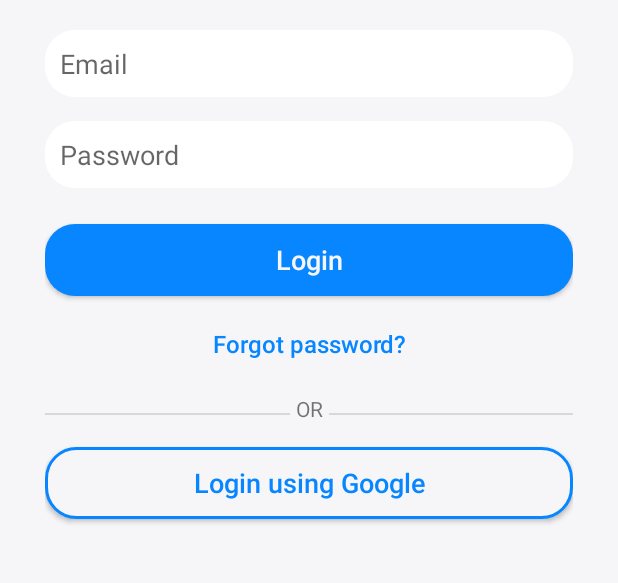
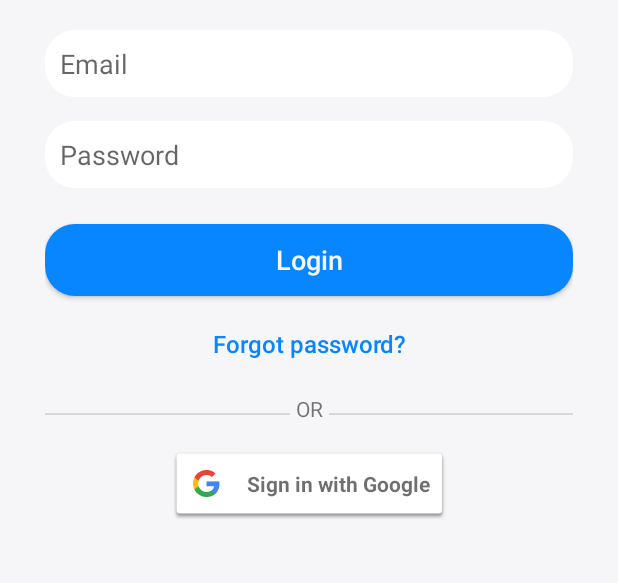
Before and after one commit to YekaterinaB/PillerMobile, an Android app: the screen it shows after launch (LoginActivity), after a tap on "Login", on a phone screen of 412 x 824 dp, the part 434-1017 px from its top. Run offline under Robolectric (Android 15) with nearby library versions, the phone set to English and light mode, and no system bars; our stand-ins replace RxJava; Roboto replaces fonts that are not available here.

Commit message:
login google

```diff
--- a/app/build.gradle
+++ b/app/build.gradle
@@ -117,4 +117,8 @@ dependencies {
 
     //  Switch
     implementation 'lib.kingja.switchbutton:switchbutton:1.1.8'
+
+    //google
+    implementation 'com.google.android.gms:play-services-auth:19.0.0'
+
 }
--- a/app/src/main/java/com/example/piller/fragments/LoginFragments/LoginFragment.kt
+++ b/app/src/main/java/com/example/piller/fragments/LoginFragments/LoginFragment.kt
@@ -1,6 +1,8 @@
 package com.example.piller.fragments.LoginFragments
 
 import android.app.AlertDialog
+import android.content.Intent
+import android.net.Uri
 import android.os.Bundle
 import android.view.LayoutInflater
 import android.view.View
@@ -12,16 +14,28 @@ import com.example.piller.R
 import com.example.piller.SnackBar
 import com.example.piller.activities.LoginActivity
 import com.example.piller.viewModels.LoginActivityViewModel
+import com.google.android.gms.auth.api.signin.GoogleSignIn
+import com.google.android.gms.auth.api.signin.GoogleSignInAccount
+import com.google.android.gms.auth.api.signin.GoogleSignInClient
+import com.google.android.gms.auth.api.signin.GoogleSignInOptions
+import com.google.android.gms.common.SignInButton
+import com.google.android.gms.common.api.ApiException
+import com.google.android.gms.tasks.Task
 import kotlinx.android.synthetic.main.login_layout.view.*
 
+
+const val RC_SIGN_IN = 123
 class LoginFragment : Fragment() {
     private lateinit var _fragmentView: View
     private lateinit var _loginButton: Button
     private lateinit var _emailEdt: EditText
     private lateinit var _passwordEdt: EditText
     lateinit var _loadingScreen: RelativeLayout
+    private lateinit var _signInButton:SignInButton
+    private lateinit var _mGoogleSignInClient:GoogleSignInClient
 
     private val _viewModel: LoginActivityViewModel by activityViewModels()
+
 
     override fun onCreateView(
         inflater: LayoutInflater,
@@ -32,23 +46,86 @@ class LoginFragment : Fragment() {
         _loadingScreen = (activity as LoginActivity)._loadingScreen
         initView()
         setClickListeners()
+        googleLogin()
 
         return _fragmentView
+    }
+
+    private fun googleLogin(){
+        // Configure sign-in to request the user's ID, email address, and basic
+        // profile. ID and basic profile are included in DEFAULT_SIGN_IN.
+        val gso = GoogleSignInOptions.Builder(GoogleSignInOptions.DEFAULT_SIGN_IN)
+            .requestEmail()
+            .build()
+
+        _mGoogleSignInClient = GoogleSignIn.getClient(requireContext(), gso)
+
+        val account = GoogleSignIn.getLastSignedInAccount(activity)
+        updateUI(account)
+    }
+
+    private fun updateUI(account: GoogleSignInAccount?){
+        if(account != null){
+            val personName = account.displayName
+            val personGivenName = account.givenName
+            val personFamilyName = account.familyName
+            val personEmail = account.email
+            val personId = account.id
+
+        }else{
+            // show login
+        }
+
+    }
+
+    override fun onActivityResult(requestCode: Int, resultCode: Int, data: Intent?) {
+        super.onActivityResult(requestCode, resultCode, data)
+
+        // Result returned from launching the Intent from GoogleSignInClient.getSignInIntent(...);
+        if (requestCode == RC_SIGN_IN) {
+            // The Task returned from this call is always completed, no need to attach
+            // a listener.
+            val task = GoogleSignIn.getSignedInAccountFromIntent(data)
+            handleSignInResult(task)
+        }
+    }
+
+    private fun handleSignInResult(completedTask: Task<GoogleSignInAccount>) {
+        try {
+            val account = completedTask.getResult(ApiException::class.java)
+            // Signed in successfully, show authenticated UI.
+            updateUI(account)
+        } catch (e: ApiException) {
+            // The ApiException status code indicates the detailed failure reason.
+            // Please refer to the GoogleSignInStatusCodes class reference for more information.
+            //Log.w(TAG, "signInResult:failed code=" + e.statusCode)
+            updateUI(null)
+        }
     }
 
     private fun initView() {
         _loginButton = _fragmentView.findViewById<View>(R.id.login_button_login_screen) as Button
         _emailEdt = _fragmentView.findViewById<View>(R.id.edt_email_login) as EditText
         _passwordEdt = _fragmentView.findViewById<View>(R.id.edt_password_login) as EditText
+
+        // Set the dimensions of the sign-in button.
+        // Set the dimensions of the sign-in button.
+        _signInButton = _fragmentView.findViewById(R.id.sign_in_button)
+        _signInButton.setSize(SignInButton.SIZE_WIDE)
     }
 
     private fun setClickListeners() {
-        _fragmentView.login_button_login_screen.setOnClickListener {
+        _fragmentView.findViewById<Button>(R.id.login_button_login_screen).setOnClickListener {
             loginButtonListener()
         }
 
-        _fragmentView.login_reset_password.setOnClickListener {
+        _fragmentView.findViewById<TextView>(R.id.login_reset_password).setOnClickListener {
             forgotPassword()
+        }
+
+        _signInButton.setOnClickListener{
+            val signInIntent: Intent = _mGoogleSignInClient.signInIntent
+            startActivityForResult(signInIntent, RC_SIGN_IN)
         }
     }
 
--- a/app/src/main/res/layout/login_layout.xml
+++ b/app/src/main/res/layout/login_layout.xml
@@ -68,22 +68,31 @@
         app:layout_constraintTop_toBottomOf="@+id/login_button_login_screen"
         app:layout_constraintVertical_bias="0.0" />
 
-    <Button
-        android:id="@+id/login_with_google"
-        android:layout_width="0dp"
+    <com.google.android.gms.common.SignInButton
+        android:id="@+id/sign_in_button"
+        android:layout_width="wrap_content"
         android:layout_height="wrap_content"
         android:layout_marginTop="12dp"
-        android:background="@drawable/rounded_shape_primary_color_edge"
-        android:fontFamily="sans-serif-medium"
-        android:text="Login using Google"
-        android:textAllCaps="false"
-        android:textColor="@color/colorPrimary"
-        android:textSize="18sp"
-        android:textStyle="normal"
         app:layout_constraintEnd_toEndOf="parent"
-        app:layout_constraintHorizontal_bias="0.0"
         app:layout_constraintStart_toStartOf="parent"
-        app:layout_constraintTop_toBottomOf="@+id/or_text_view" />
+        app:layout_constraintTop_toBottomOf="@+id/or_text_view"/>
+
+<!--    <Button-->
+<!--        android:id="@+id/login_with_google"-->
+<!--        android:layout_width="0dp"-->
+<!--        android:layout_height="wrap_content"-->
+<!--        android:layout_marginTop="12dp"-->
+<!--        android:background="@drawable/rounded_shape_primary_color_edge"-->
+<!--        android:fontFamily="sans-serif-medium"-->
+<!--        android:text="Login using Google"-->
+<!--        android:textAllCaps="false"-->
+<!--        android:textColor="@color/colorPrimary"-->
+<!--        android:textSize="18sp"-->
+<!--        android:textStyle="normal"-->
+<!--        app:layout_constraintEnd_toEndOf="parent"-->
+<!--        app:layout_constraintHorizontal_bias="0.0"-->
+<!--        app:layout_constraintStart_toStartOf="parent"-->
+<!--        app:layout_constraintTop_toBottomOf="@+id/or_text_view" />-->
 
 
     <TextView
@@ -102,7 +111,7 @@
         android:id="@+id/or_line_left"
         style="@style/Divider.Horizontal"
         android:layout_width="0dp"
-        app:layout_constraintBottom_toTopOf="@+id/login_with_google"
+        app:layout_constraintBottom_toTopOf="@+id/sign_in_button"
         app:layout_constraintEnd_toStartOf="@+id/or_text_view"
         app:layout_constraintStart_toStartOf="parent"
         app:layout_constraintTop_toBottomOf="@+id/login_reset_password"/>
@@ -112,7 +121,7 @@
         android:id="@+id/or_line_right"
         style="@style/Divider.Horizontal"
         android:layout_width="0dp"
-        app:layout_constraintBottom_toTopOf="@+id/login_with_google"
+        app:layout_constraintBottom_toTopOf="@+id/sign_in_button"
         app:layout_constraintEnd_toEndOf="parent"
         app:layout_constraintStart_toEndOf="@+id/or_text_view"
         app:layout_constraintTop_toBottomOf="@+id/login_reset_password" />
```
